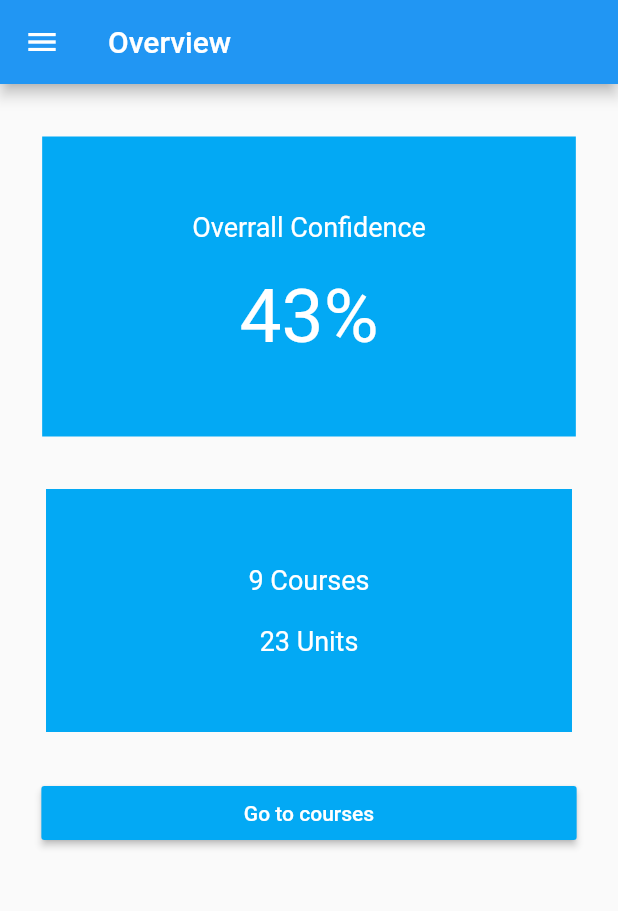
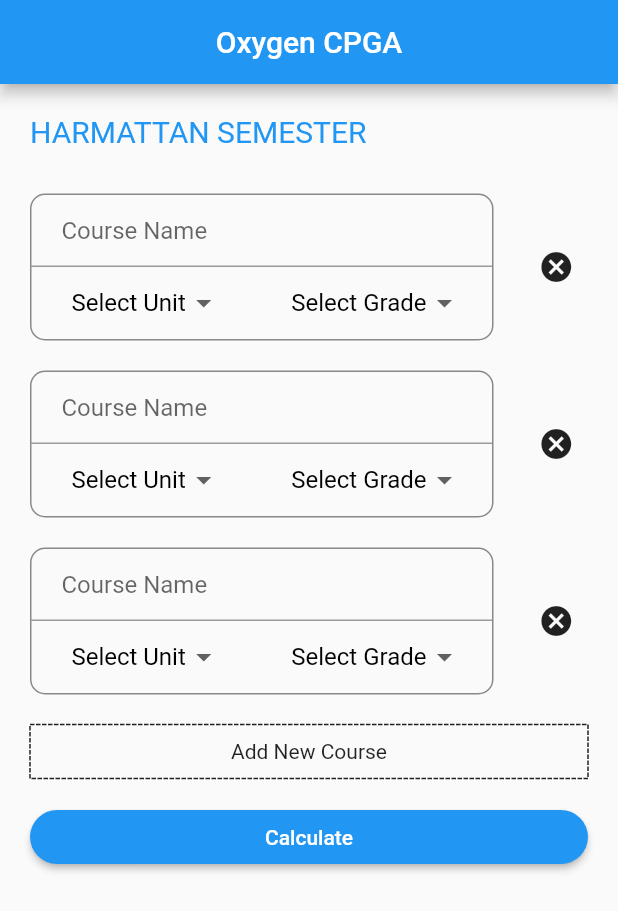
Before and after one commit to Vicradon/coursefidence, a Flutter app: the screen it shows after launch, on a phone screen of 412 x 824 dp. Shown: the top 911 px of the screen. Run offline on Flutter 3.47's test engine with Material 2 defaults, Android fonts, the phone set to English and light mode, and no system bars; drawn by our look-alikes of dotted_border.

Commit message:
Complete the GPA calc UI

```diff
--- a/lib/main.dart
+++ b/lib/main.dart
@@ -1,6 +1,7 @@
 import 'package:flutter/material.dart';
-// import 'package:coursefindence/pages/auth.dart';
-import 'package:coursefindence/pages/overview.dart';
+// import 'package:coursefidence/pages/auth.dart';
+// import 'package:coursefidence/pages/overview.dart';
+import 'package:coursefidence/pages/paschalChallenge.dart';
 
 void main() {
   runApp(App());
@@ -12,8 +13,9 @@ class App extends StatelessWidget {
       initialRoute: '/',
       routes: {
         // '/': (BuildContext context) => Auth(),
-        '/': (BuildContext context) => Overview(),
-      }
+        '/': (BuildContext context) => GPUI(),
+      },
+      // theme: Theme(data: ThemeData(accentColor: Color(Colors.orange)), child: null),
     );
   }
 }
--- a/lib/pages/courses.dart
+++ b/lib/pages/courses.dart
@@ -1,30 +1,30 @@
 import 'package:flutter/material.dart';
-import 'package:coursefindence/utils/courseDS.dart';
+import 'package:coursefidence/utils/courseDS.dart';
 
 class Courses extends StatelessWidget {
-  _openCourseMenu(context) {
-    showModalBottomSheet(
-      context: context,
-      builder: (BuildContext context) {
-        return Container(
-          child: ListView(children: <Widget>[
-            ListTile(
-              title: Row(
-                children: <Widget>[Icon(Icons.edit), Text("Edit")],
-              ),
-            ),
-            ListTile(
-              title: Row(
-                children: <Widget>[Icon(Icons.delete), Text("Delete")],
-              ),
-            ),
-          ]),
-        );
-      },
-    );
-  }
+  // _openCourseMenu(context) {
+  //   showModalBottomSheet(
+  //     context: context,
+  //     builder: (BuildContext context) {
+  //       return Container(
+  //         child: ListView(children: <Widget>[
+  //           ListTile(
+  //             title: Row(
+  //               children: <Widget>[Icon(Icons.edit), Text("Edit")],
+  //             ),
+  //           ),
+  //           ListTile(
+  //             title: Row(
+  //               children: <Widget>[Icon(Icons.delete), Text("Delete")],
+  //             ),
+  //           ),
+  //         ]),
+  //       );
+  //     },
+  //   );
+  // }
 
-  List<Widget> courses = [
+  final List<Widget> courses = [
     ListTile(title: Text("CSC 201"), trailing: Text("89%")),
   ];
 
@@ -50,12 +50,15 @@ class Courses extends StatelessWidget {
           children: generatedCourses(),
         ),
       ),
-      floatingActionButton: Fab(),
+      floatingActionButton: Fab(courses: courses),
     );
   }
 }
 
 class Fab extends StatelessWidget {
+  final List<Widget> courses;
+  Fab({this.courses});
+
   @override
   Widget build(BuildContext context) {
     return FloatingActionButton(
@@ -63,7 +66,7 @@ class Fab extends StatelessWidget {
         showModalBottomSheet(
           context: context,
           builder: (BuildContext context) {
-            return Container(child: CourseForm());
+            return Container(child: CourseForm(courses: courses));
           },
         );
       },
@@ -73,6 +76,8 @@ class Fab extends StatelessWidget {
 }
 
 class CourseForm extends StatefulWidget {
+  final List<Widget> courses;
+  CourseForm({this.courses});
   @override
   CourseFormState createState() {
     return CourseFormState();
@@ -103,10 +108,7 @@ class CourseFormState extends State<CourseForm> {
         height: 400,
         // clipBehavior: Clip.round,
         padding: EdgeInsets.symmetric(horizontal: 40, vertical: 20),
-          child: SingleChildScrollView(
-            child: Stack(
-              children: <Widget>[
-                Column(
+        child: Column(
           children: <Widget>[
             Text(
               "Add course",
@@ -156,7 +158,14 @@ class CourseFormState extends State<CourseForm> {
                   onPressed: () {
                     if (_formKey.currentState.validate()) {
                       _formKey.currentState.save();
-                              courses.append(courseData);
+                      setState(() {
+                        widget.courses.add(
+                          ListTile(
+                            title: Text("${courseData.name}"),
+                            trailing: Text("${courseData.confidence}%"),
+                          ),
+                        );
+                      });
                     }
                   },
                   child: Text('Submit'),
@@ -165,9 +174,7 @@ class CourseFormState extends State<CourseForm> {
             ),
           ],
         ),
-              ],
       ),
-          )),
     );
   }
 }
--- a/lib/pages/overview.dart
+++ b/lib/pages/overview.dart
@@ -1,5 +1,5 @@
 import 'package:flutter/material.dart';
-import 'package:coursefindence/pages/courses.dart';
+import 'package:coursefidence/pages/courses.dart';
 
 class Overview extends StatelessWidget {
   final courseTextStyle = TextStyle(fontSize: 18, color: Colors.white);
--- /dev/null
+++ b/lib/pages/paschalChallenge.dart
@@ -0,0 +1,46 @@
+import 'dart:ui';
+
+import 'package:coursefidence/widgets/calculate-button.dart';
+import 'package:coursefidence/widgets/gpa-unit.dart';
+import 'package:coursefidence/widgets/add-new-course.dart';
+import 'package:flutter/Material.dart';
+
+class GPUI extends StatelessWidget {
+  @override
+  Widget build(BuildContext context) {
+    return Scaffold(
+      appBar: AppBar(
+        title: Center(
+          child: Text(
+            "Oxygen CPGA",
+            textAlign: TextAlign.center,
+          ),
+        ),
+      ),
+      body: Container(
+        padding: EdgeInsets.all(20),
+        child: ListView(
+          children: <Widget>[
+            Text(
+              "HARMATTAN SEMESTER",
+              textAlign: TextAlign.start,
+              style: TextStyle(fontSize: 20, color: Colors.blue),
+            ),
+            SizedBox(
+              height: 30,
+            ),
+            Column(
+              children: <Widget>[
+                GPAUnit(),
+                GPAUnit(),
+                GPAUnit(),
+              ],
+            ),
+            AddNewCourse(),
+            CalculateButton()
+          ],
+        ),
+      ),
+    );
+  }
+}
--- /dev/null
+++ b/lib/widgets/add-new-course.dart
@@ -0,0 +1,20 @@
+import 'package:flutter/Material.dart';
+import 'package:dotted_border/dotted_border.dart';
+
+class AddNewCourse extends StatelessWidget {
+  @override
+  Widget build(BuildContext context) {
+    return Container(
+      child: DottedBorder(
+        color: Colors.black87,
+        strokeWidth: 1,
+        // strokeCap: StrokeCap.butt,
+        child: Center(child:Text("Add New Course")),
+        // radius: Radius.circular(40),
+        radius: Radius.circular(40),
+        padding: EdgeInsets.fromLTRB(0, 10, 0, 10),
+        // padding: EdgeInsets.symmetric(vertical:20),
+      ),
+    );
+  }
+}
--- /dev/null
+++ b/lib/widgets/calculate-button.dart
@@ -0,0 +1,27 @@
+import 'dart:ui';
+
+import 'package:flutter/Material.dart';
+
+class CalculateButton extends StatelessWidget {
+  @override
+  Widget build(BuildContext context) {
+    return Container(
+      margin: EdgeInsets.only(top: 15),
+      width: 100,
+      // width: MediaQuery.of(context).size.width * 0.4,
+      child: RaisedButton(
+        color: Colors.blue,
+        child: Text(
+          "Calculate",
+          style: TextStyle(color: Colors.white),
+        ),
+        shape: RoundedRectangleBorder(
+          borderRadius: BorderRadius.all(
+            Radius.circular(50),
+          ),
+        ),
+        onPressed: () {},
+      ),
+    );
+  }
+}
--- /dev/null
+++ b/lib/widgets/gpa-unit.dart
@@ -0,0 +1,87 @@
+import 'dart:ui';
+
+import 'package:flutter/Material.dart';
+
+class GPAUnit extends StatelessWidget {
+  final _formKey = GlobalKey<FormState>();
+
+  @override
+  Widget build(BuildContext context) {
+    return Container(
+      margin: EdgeInsets.only(bottom:20),
+      child: Row(
+        children: <Widget>[
+          Container(
+            width: MediaQuery.of(context).size.width * 0.75,
+            decoration: BoxDecoration(
+              border: Border.all(width: 1, color: Colors.black45),
+              borderRadius: BorderRadius.all(Radius.circular(10)),
+            ),
+            child: Form(
+              key: _formKey,
+              child: Column(
+                children: <Widget>[
+                  TextFormField(
+                    decoration: InputDecoration(
+                        hintText: 'Course Name',
+                        contentPadding: EdgeInsets.only(left: 20)),
+                  ),
+                  Row(
+                    children: <Widget>[
+                      Expanded(
+                        child: Center(
+                          child: DropdownButtonHideUnderline(
+                            child: DropdownButton<String>(
+                              hint: Text(
+                                "Select Unit",
+                                style: TextStyle(color: Colors.black),
+                              ),
+                              items: <String>['1', '2', '3', '4', '5', '6', '7']
+                                  .map((String value) {
+                                return new DropdownMenuItem<String>(
+                                  value: value,
+                                  child: new Text(value),
+                                );
+                              }).toList(),
+                              onChanged: (_) {},
+                            ),
+                          ),
+                        ),
+                      ),
+                      Expanded(
+                        child: Center(
+                          child: DropdownButtonHideUnderline(
+                            child: DropdownButton<String>(
+                              hint: Text(
+                                "Select Grade",
+                                style: TextStyle(color: Colors.black),
+                              ),
+                              items: <String>['A', 'B', 'C', 'D', 'E', 'F']
+                                  .map((String value) {
+                                return new DropdownMenuItem<String>(
+                                  value: value,
+                                  child: new Text(value),
+                                );
+                              }).toList(),
+                              onChanged: (_) {},
+                            ),
+                          ),
+                        ),
+                      )
+                    ],
+                  )
+                ],
+              ),
+            ),
+          ),
+          SizedBox(
+            width: MediaQuery.of(context).size.width * 0.05,
+          ),
+          Expanded(
+            child: Icon(Icons.cancel),
+          )
+        ],
+      ),
+    );
+  }
+}
--- a/pubspec.yaml
+++ b/pubspec.yaml
@@ -1,4 +1,4 @@
-name: coursefindence
+name: coursefidence
 description: A new Flutter project.
 
 # The following defines the version and build number for your application.
@@ -21,6 +21,7 @@ dependencies:
     sdk: flutter
   connectivity: ^0.4.5+2
   provider: ^2.0.1
+  dotted_border: ^1.0.5
 
   # The following adds the Cupertino Icons font to your application.
   # Use with the CupertinoIcons class for iOS style icons.
```
Also changed, not shown: pubspec.lock, 1 other file. Lines whose indentation alone changed are shown as unchanged.
